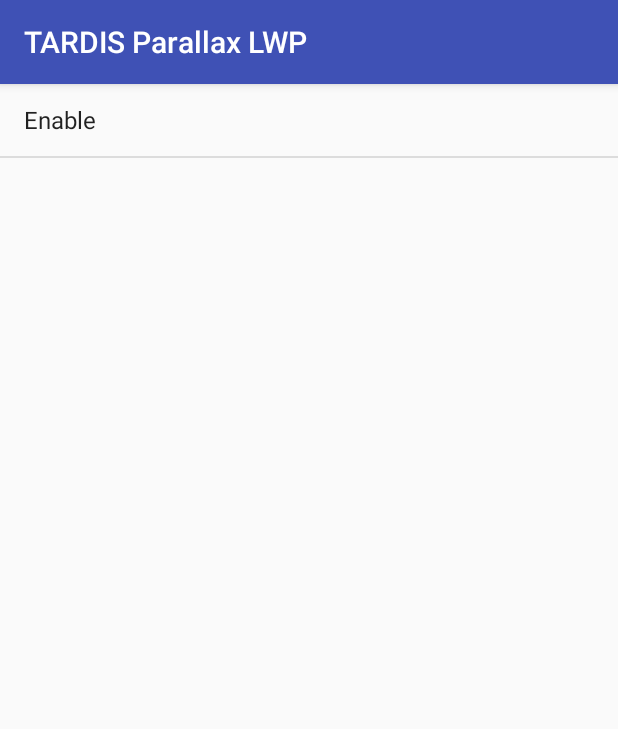
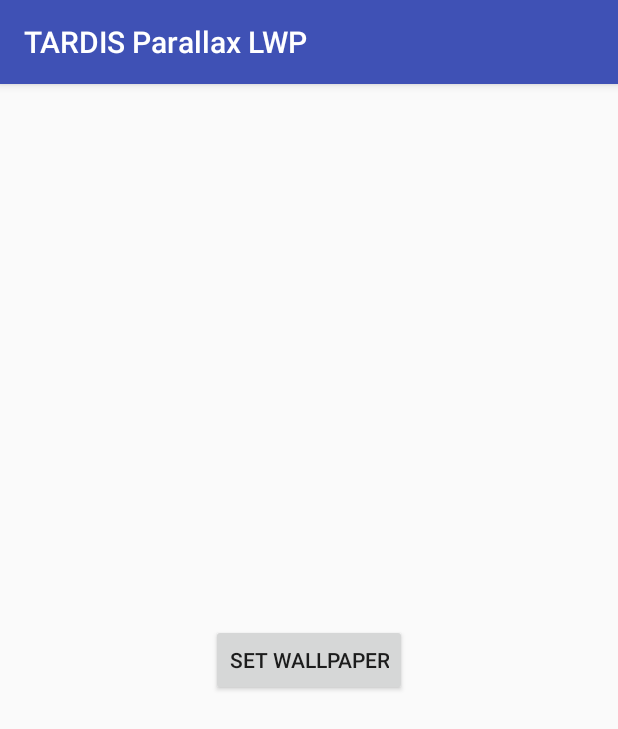
Before and after one commit to ne3x7/TARDIS, an Android app: the screen it shows after launch (Main), on a phone screen of 412 x 824 dp. Shown: the top 729 px of the screen. Run offline under Robolectric (Android 15) with nearby library versions, the phone set to English and light mode, and no system bars.

```diff
--- a/app/src/main/AndroidManifest.xml
+++ b/app/src/main/AndroidManifest.xml
@@ -1,6 +1,8 @@
 <?xml version="1.0" encoding="utf-8"?>
 <manifest xmlns:android="http://schemas.android.com/apk/res/android"
     package="com.ne3x7.tardisparallaxlwp" >
+
+    <uses-permission android:name="android.permission.SET_WALLPAPER"/>
 
     <application
         android:allowBackup="true"
--- a/app/src/main/java/com/ne3x7/tardisparallaxlwp/Main.java
+++ b/app/src/main/java/com/ne3x7/tardisparallaxlwp/Main.java
@@ -1,47 +1,39 @@
 package com.ne3x7.tardisparallaxlwp;
 
-import android.annotation.TargetApi;
 import android.app.WallpaperManager;
 import android.content.ComponentName;
 import android.content.Intent;
 import android.os.Bundle;
 import android.support.v7.app.AppCompatActivity;
 import android.view.View;
-import android.widget.AdapterView;
-import android.widget.ArrayAdapter;
-import android.widget.ListView;
+import android.widget.Button;
 
-public class Main extends AppCompatActivity implements AdapterView.OnItemClickListener {
+public class Main extends AppCompatActivity implements View.OnClickListener {
 
-    ListView preferences;
+    public Button btn;
 
     @Override
     protected void onCreate(Bundle savedInstanceState) {
         super.onCreate(savedInstanceState);
         setContentView(R.layout.activity_main);
 
-        preferences = (ListView) findViewById(R.id.settings);
+        btn = (Button) findViewById(R.id.btn);
 
-        ArrayAdapter<CharSequence> adapter = ArrayAdapter.createFromResource(
-                this,
-                R.array.items,
-                android.R.layout.simple_list_item_1);
-
-        preferences.setAdapter(adapter);
-
-        preferences.setOnItemClickListener(this);
+        btn.setOnClickListener(this);
     }
 
-    @TargetApi(16)
     @Override
-    public void onItemClick(AdapterView<?> parent, View view, int position, long id) {
-        switch (position) {
-            case 0:
-                Intent setWP = new Intent();
-                setWP.setAction(WallpaperManager.ACTION_CHANGE_LIVE_WALLPAPER);
-                setWP.putExtra(WallpaperManager.EXTRA_LIVE_WALLPAPER_COMPONENT,
+    public void onClick(View v) {
+        switch (v.getId()) {
+            case R.id.btn:
+                Intent intent = new Intent();
+                intent.setAction(WallpaperManager.ACTION_CHANGE_LIVE_WALLPAPER);
+                intent.putExtra(WallpaperManager.EXTRA_LIVE_WALLPAPER_COMPONENT,
                         new ComponentName(this, WallPaperService.class));
-                startActivity(setWP);
+                startActivity(intent);
+                break;
+            default:
+                break;
         }
     }
 }
--- a/app/src/main/res/layout/activity_main.xml
+++ b/app/src/main/res/layout/activity_main.xml
@@ -1,13 +1,15 @@
 <?xml version="1.0" encoding="utf-8"?>
-<LinearLayout xmlns:android="http://schemas.android.com/apk/res/android"
+<RelativeLayout xmlns:android="http://schemas.android.com/apk/res/android"
     xmlns:tools="http://schemas.android.com/tools"
     android:layout_width="match_parent"
     android:layout_height="match_parent"
     tools:context=".Main">
 
-    <ListView
-        android:id="@+id/settings"
-        android:layout_width="match_parent"
-        android:layout_height="match_parent">
-    </ListView>
-</LinearLayout>
+    <Button
+        android:layout_width="wrap_content"
+        android:layout_height="wrap_content"
+        android:text="@string/btn"
+        android:id="@+id/btn"
+        android:layout_centerVertical="true"
+        android:layout_centerHorizontal="true" />
+</RelativeLayout>
--- a/app/src/main/res/values/strings.xml
+++ b/app/src/main/res/values/strings.xml
@@ -1,6 +1,5 @@
 <resources>
     <string name="app_name">TARDIS Parallax LWP</string>
-    <string-array name="items">
-        <item>Enable</item>
-    </string-array>
+    <string name="enable">Enable</string>
+    <string name="btn">Set wallpaper</string>
 </resources>
```
Also changed, not shown: app/src/main/java/com/ne3x7/tardisparallaxlwp/WallPaperService.java (+29 -2 lines).
